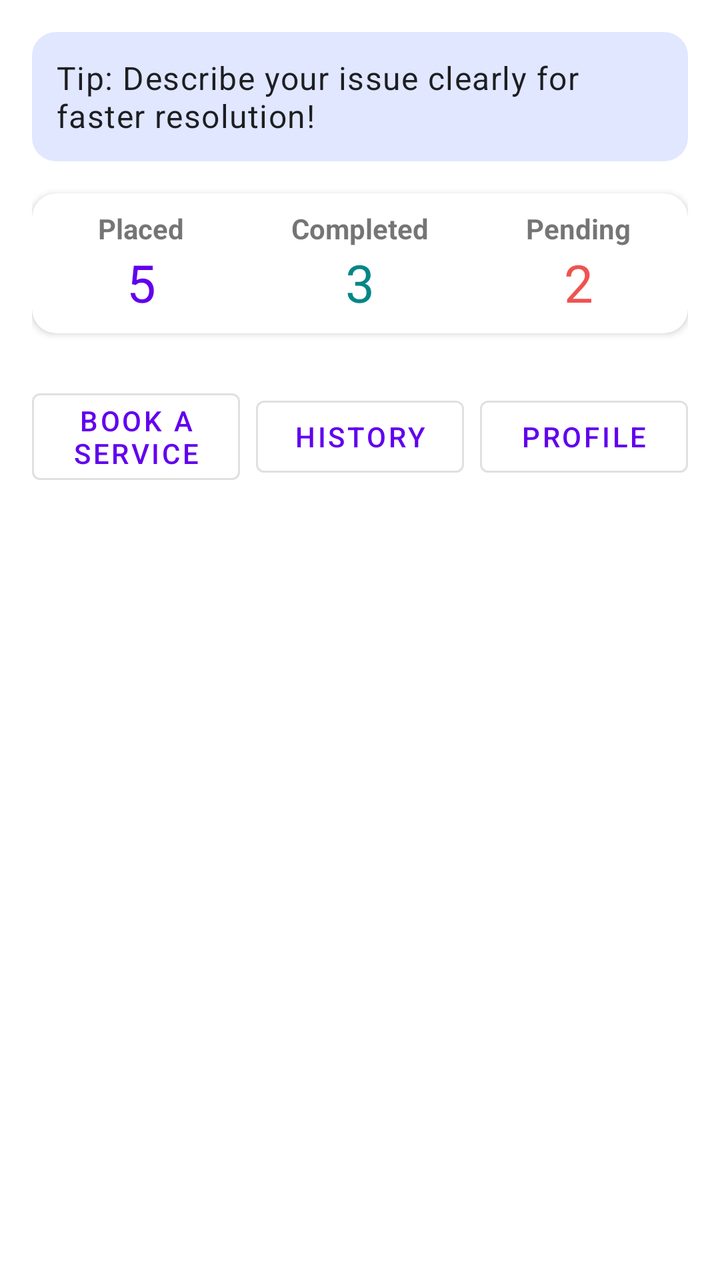
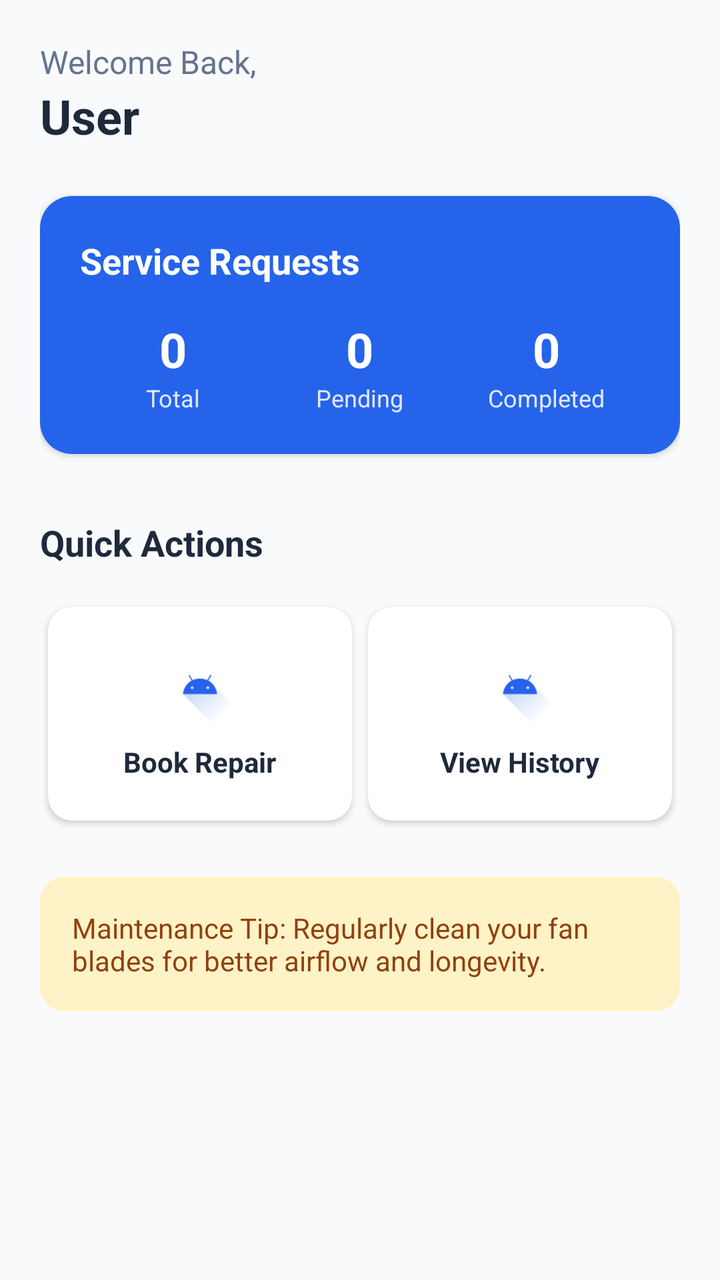

The first picture is an Android layout as it rendered before a commit; the second is the same layout after the commit. The layout source and the unified diff follow.
<!-- AndroidManifest.xml: application theme Theme.SparkFix -->
<!-- res/layout/fragment_dashboard.xml -->
<?xml version="1.0" encoding="utf-8"?>
<androidx.constraintlayout.widget.ConstraintLayout
    xmlns:android="http://schemas.android.com/apk/res/android"
    xmlns:app="http://schemas.android.com/apk/res-auto"
    android:layout_width="match_parent"
    android:layout_height="match_parent"
    android:padding="16dp">

    
    <TextView
        android:id="@+id/tvTip"
        android:layout_width="0dp"
        android:layout_height="wrap_content"
        android:text="Tip: Describe your issue clearly for faster resolution!"
        android:textAppearance="@style/TextAppearance.Material3.BodyLarge"
        android:background="@drawable/tip_bg"
        android:padding="12dp"
        app:layout_constraintTop_toTopOf="parent"
        app:layout_constraintStart_toStartOf="parent"
        app:layout_constraintEnd_toEndOf="parent" />

    
    <androidx.cardview.widget.CardView
        android:id="@+id/cardStats"
        android:layout_width="0dp"
        android:layout_height="wrap_content"
        android:layout_marginTop="16dp"
        app:cardCornerRadius="12dp"
        app:layout_constraintTop_toBottomOf="@id/tvTip"
        app:layout_constraintStart_toStartOf="parent"
        app:layout_constraintEnd_toEndOf="parent">

        <LinearLayout
            android:layout_width="match_parent"
            android:layout_height="wrap_content"
            android:orientation="horizontal"
            android:gravity="center">

            <LinearLayout
                android:layout_width="0dp"
                android:layout_height="wrap_content"
                android:layout_weight="1"
                android:orientation="vertical"
                android:gravity="center"
                android:padding="8dp">
                <TextView
                    android:layout_width="wrap_content"
                    android:layout_height="wrap_content"
                    android:text="Placed"
                    android:textStyle="bold"/>
                <TextView
                    android:layout_width="wrap_content"
                    android:layout_height="wrap_content"
                    android:text="5"
                    android:textSize="26sp"
                    android:textColor="@color/purple_500"/>
            </LinearLayout>

            <LinearLayout
                android:layout_width="0dp"
                android:layout_height="wrap_content"
                android:layout_weight="1"
                android:orientation="vertical"
                android:gravity="center"
                android:padding="8dp">
                <TextView
                    android:layout_width="wrap_content"
                    android:layout_height="wrap_content"
                    android:text="Completed"
                    android:textStyle="bold"/>
                <TextView
                    android:layout_width="wrap_content"
                    android:layout_height="wrap_content"
                    android:text="3"
                    android:textSize="26sp"
                    android:textColor="@color/teal_700"/>
            </LinearLayout>

            <LinearLayout
                android:layout_width="0dp"
                android:layout_height="wrap_content"
                android:layout_weight="1"
                android:orientation="vertical"
                android:gravity="center"
                android:padding="8dp">
                <TextView
                    android:layout_width="wrap_content"
                    android:layout_height="wrap_content"
                    android:text="Pending"
                    android:textStyle="bold"/>
                <TextView
                    android:layout_width="wrap_content"
                    android:layout_height="wrap_content"
                    android:text="2"
                    android:textSize="26sp"
                    android:textColor="@color/red_400"/>
            </LinearLayout>
        </LinearLayout>
    </androidx.cardview.widget.CardView>

    
    <LinearLayout
        android:id="@+id/quickLinksRow"
        android:layout_width="match_parent"
        android:layout_height="wrap_content"
        android:orientation="horizontal"
        android:gravity="center"
        android:layout_marginTop="24dp"
        app:layout_constraintTop_toBottomOf="@id/cardStats"
        app:layout_constraintStart_toStartOf="parent"
        app:layout_constraintEnd_toEndOf="parent">

        <com.google.android.material.button.MaterialButton
            android:id="@+id/btnBookService"
            android:layout_width="0dp"
            android:layout_height="wrap_content"
            android:layout_weight="1"
            android:text="@string/book_a_service"
            style="@style/Widget.MaterialComponents.Button.OutlinedButton"
            android:layout_marginEnd="8dp" />

        <com.google.android.material.button.MaterialButton
            android:id="@+id/btnViewHistory"
            android:layout_width="0dp"
            android:layout_height="wrap_content"
            android:layout_weight="1"
            android:text="@string/nav_history"
            style="@style/Widget.MaterialComponents.Button.OutlinedButton"
            android:layout_marginEnd="8dp" />

        <com.google.android.material.button.MaterialButton
            android:id="@+id/btnProfile"
            android:layout_width="0dp"
            android:layout_height="wrap_content"
            android:layout_weight="1"
            android:text="@string/nav_profile"
            style="@style/Widget.MaterialComponents.Button.OutlinedButton" />
    </LinearLayout>


</androidx.constraintlayout.widget.ConstraintLayout>
<!-- resources referenced by this layout -->
<resources>
  <color name="purple_500">#FF6200EE</color>
  <color name="red_400">#EF5350</color>
  <color name="teal_700">#FF018786</color>
  <!-- drawable tip_bg (drawable) -->
  <shape xmlns:android="http://schemas.android.com/apk/res/android"
  android:shape="rectangle">
  <solid android:color="#E0E7FF"/>
  <corners android:radius="12dp"/>
  </shape>
  <string name="book_a_service">Book a Service</string>
  <string name="nav_history">History</string>
  <string name="nav_profile">Profile</string>
  <style name="Theme.SparkFix" parent="Theme.MaterialComponents.DayNight.DarkActionBar">
          
          <item name="colorPrimary">@color/purple_500</item>
          <item name="colorPrimaryVariant">@color/purple_700</item>
          <item name="colorOnPrimary">@color/white</item>
          
          <item name="colorSecondary">@color/teal_200</item>
          <item name="colorSecondaryVariant">@color/teal_700</item>
          <item name="colorOnSecondary">@color/black</item>
          
          <item name="android:statusBarColor">?attr/colorPrimaryVariant</item>
          
      </style>
  <color name="purple_700">#FF3700B3</color>
  <color name="white">#FFFFFFFF</color>
  <color name="teal_200">#FF03DAC5</color>
  <color name="black">#FF000000</color>
</resources>

<!-- the commit's change to res/layout/fragment_dashboard.xml (unified diff, before → after) -->
@@ -1,141 +1,245 @@
 <?xml version="1.0" encoding="utf-8"?>
-<androidx.constraintlayout.widget.ConstraintLayout
-    xmlns:android="http://schemas.android.com/apk/res/android"
+<androidx.core.widget.NestedScrollView xmlns:android="http://schemas.android.com/apk/res/android"
     xmlns:app="http://schemas.android.com/apk/res-auto"
     android:layout_width="match_parent"
     android:layout_height="match_parent"
-    android:padding="16dp">
-
-    
-    <TextView
-        android:id="@+id/tvTip"
-        android:layout_width="0dp"
+    android:background="@color/background">
+
+    <LinearLayout
+        android:layout_width="match_parent"
         android:layout_height="wrap_content"
-        android:text="Tip: Describe your issue clearly for faster resolution!"
-        android:textAppearance="@style/TextAppearance.Material3.BodyLarge"
-        android:background="@drawable/tip_bg"
-        android:padding="12dp"
-        app:layout_constraintTop_toTopOf="parent"
-        app:layout_constraintStart_toStartOf="parent"
-        app:layout_constraintEnd_toEndOf="parent" />
-
-    
-    <androidx.cardview.widget.CardView
-        android:id="@+id/cardStats"
-        android:layout_width="0dp"
-        android:layout_height="wrap_content"
-        android:layout_marginTop="16dp"
-        app:cardCornerRadius="12dp"
-        app:layout_constraintTop_toBottomOf="@id/tvTip"
-        app:layout_constraintStart_toStartOf="parent"
-        app:layout_constraintEnd_toEndOf="parent">
-
-        <LinearLayout
+        android:orientation="vertical"
+        android:padding="20dp">
+
+        <TextView
+            android:id="@+id/tvWelcome"
+            android:layout_width="wrap_content"
+            android:layout_height="wrap_content"
+            android:text="Welcome Back,"
+            android:textColor="@color/text_secondary"
+            android:textSize="16sp" />
+
+        <TextView
+            android:id="@+id/tvUserName"
+            android:layout_width="wrap_content"
+            android:layout_height="wrap_content"
+            android:text="User"
+            android:textColor="@color/text_primary"
+            android:textSize="24sp"
+            android:textStyle="bold" />
+
+        <androidx.cardview.widget.CardView
             android:layout_width="match_parent"
             android:layout_height="wrap_content"
-            android:orientation="horizontal"
-            android:gravity="center">
+            android:layout_marginTop="24dp"
+            app:cardCornerRadius="16dp"
+            app:cardElevation="2dp">
 
             <LinearLayout
-                android:layout_width="0dp"
-                android:layout_height="wrap_content"
-                android:layout_weight="1"
+                android:layout_width="match_parent"
+                android:layout_height="wrap_content"
                 android:orientation="vertical"
-                android:gravity="center"
-                android:padding="8dp">
+                android:padding="20dp"
+                android:background="@color/primary">
+
                 <TextView
                     android:layout_width="wrap_content"
                     android:layout_height="wrap_content"
-                    android:text="Placed"
-                    android:textStyle="bold"/>
+                    android:text="Service Requests"
+                    android:textColor="@color/white"
+                    android:textSize="18sp"
+                    android:textStyle="bold" />
+
+                <LinearLayout
+                    android:layout_width="match_parent"
+                    android:layout_height="wrap_content"
+                    android:layout_marginTop="16dp"
+                    android:orientation="horizontal">
+
+                    <LinearLayout
+                        android:layout_width="0dp"
+                        android:layout_height="wrap_content"
+                        android:layout_weight="1"
+                        android:gravity="center"
+                        android:orientation="vertical">
+
+                        <TextView
+                            android:id="@+id/tvTotalCount"
+                            android:layout_width="wrap_content"
+                            android:layout_height="wrap_content"
+                            android:text="0"
+                            android:textColor="@color/white"
+                            android:textSize="24sp"
+                            android:textStyle="bold" />
+
+                        <TextView
+                            android:layout_width="wrap_content"
+                            android:layout_height="wrap_content"
+                            android:text="Total"
+                            android:textColor="#E0E7FF"
+                            android:textSize="12sp" />
+                    </LinearLayout>
+
+                    <LinearLayout
+                        android:layout_width="0dp"
+                        android:layout_height="wrap_content"
+                        android:layout_weight="1"
+                        android:gravity="center"
+                        android:orientation="vertical">
+
+                        <TextView
+                            android:id="@+id/tvPendingCount"
+                            android:layout_width="wrap_content"
+                            android:layout_height="wrap_content"
+                            android:text="0"
+                            android:textColor="@color/white"
+                            android:textSize="24sp"
+                            android:textStyle="bold" />
+
+                        <TextView
+                            android:layout_width="wrap_content"
+                            android:layout_height="wrap_content"
+                            android:text="Pending"
+                            android:textColor="#E0E7FF"
+                            android:textSize="12sp" />
+                    </LinearLayout>
+
+                    <LinearLayout
+                        android:layout_width="0dp"
+                        android:layout_height="wrap_content"
+                        android:layout_weight="1"
+                        android:gravity="center"
+                        android:orientation="vertical">
+
+                        <TextView
+                            android:id="@+id/tvCompletedCount"
+                            android:layout_width="wrap_content"
+                            android:layout_height="wrap_content"
+                            android:text="0"
+                            android:textColor="@color/white"
+                            android:textSize="24sp"
+                            android:textStyle="bold" />
+
+                        <TextView
+                            android:layout_width="wrap_content"
+                            android:layout_height="wrap_content"
+                            android:text="Completed"
+                            android:textColor="#E0E7FF"
+                            android:textSize="12sp" />
+                    </LinearLayout>
+                </LinearLayout>
+            </LinearLayout>
+        </androidx.cardview.widget.CardView>
+
+        <TextView
+            android:layout_width="wrap_content"
+            android:layout_height="wrap_content"
+            android:layout_marginTop="32dp"
+            android:text="Quick Actions"
+            android:textColor="@color/text_primary"
+            android:textSize="18sp"
+            android:textStyle="bold" />
+
+        <GridLayout
+            android:layout_width="match_parent"
+            android:layout_height="wrap_content"
+            android:layout_marginTop="16dp"
+            android:columnCount="2"
+            android:rowCount="1">
+
+            <androidx.cardview.widget.CardView
+                android:id="@+id/cardBook"
+                android:layout_width="0dp"
+                android:layout_height="wrap_content"
+                android:layout_columnWeight="1"
+                android:layout_margin="4dp"
+                android:clickable="true"
+                android:focusable="true"
+                android:foreground="?attr/selectableItemBackground"
+                app:cardCornerRadius="12dp">
+
+                <LinearLayout
+                    android:layout_width="match_parent"
+                    android:layout_height="wrap_content"
+                    android:gravity="center"
+                    android:orientation="vertical"
+                    android:padding="20dp">
+
+                    <ImageView
+                        android:layout_width="40dp"
+                        android:layout_height="40dp"
+                        android:src="@drawable/ic_launcher_foreground"
+                        app:tint="@color/primary" />
+
+                    <TextView
+                        android:layout_width="wrap_content"
+                        android:layout_height="wrap_content"
+                        android:layout_marginTop="8dp"
+                        android:text="Book Repair"
+                        android:textColor="@color/text_primary"
+                        android:textStyle="bold" />
+                </LinearLayout>
+            </androidx.cardview.widget.CardView>
+
+            <androidx.cardview.widget.CardView
+                android:id="@+id/cardHistory"
+                android:layout_width="0dp"
+                android:layout_height="wrap_content"
+                android:layout_columnWeight="1"
+                android:layout_margin="4dp"
+                android:clickable="true"
+                android:focusable="true"
+                android:foreground="?attr/selectableItemBackground"
+                app:cardCornerRadius="12dp">
+
+                <LinearLayout
+                    android:layout_width="match_parent"
+                    android:layout_height="wrap_content"
+                    android:gravity="center"
+                    android:orientation="vertical"
+                    android:padding="20dp">
+
+                    <ImageView
+                        android:layout_width="40dp"
+                        android:layout_height="40dp"
+                        android:src="@drawable/ic_launcher_foreground"
+                        app:tint="@color/primary" />
+
+                    <TextView
+                        android:layout_width="wrap_content"
+                        android:layout_height="wrap_content"
+                        android:layout_marginTop="8dp"
+                        android:text="View History"
+                        android:textColor="@color/text_primary"
+                        android:textStyle="bold" />
+                </LinearLayout>
+            </androidx.cardview.widget.CardView>
+        </GridLayout>
+
+        <androidx.cardview.widget.CardView
+            android:layout_width="match_parent"
+            android:layout_height="wrap_content"
+            android:layout_marginTop="24dp"
+            app:cardCornerRadius="12dp"
+            app:cardElevation="0dp"
+            app:cardBackgroundColor="#FEF3C7">
+
+            <LinearLayout
+                android:layout_width="match_parent"
+                android:layout_height="wrap_content"
+                android:orientation="horizontal"
+                android:padding="16dp"
+                android:gravity="center_vertical">
+
                 <TextView
-                    android:layout_width="wrap_content"
-                    android:layout_height="wrap_content"
-                    android:text="5"
-                    android:textSize="26sp"
-                    android:textColor="@color/purple_500"/>
+                    android:layout_width="0dp"
+                    android:layout_height="wrap_content"
+                    android:layout_weight="1"
+                    android:text="Maintenance Tip: Regularly clean your fan blades for better airflow and longevity."
+                    android:textColor="#92400E"
+                    android:textSize="14sp" />
             </LinearLayout>
-
-            <LinearLayout
-                android:layout_width="0dp"
-                android:layout_height="wrap_content"
-                android:layout_weight="1"
-                android:orientation="vertical"
-                android:gravity="center"
-                android:padding="8dp">
-                <TextView
-                    android:layout_width="wrap_content"
-                    android:layout_height="wrap_content"
-                    android:text="Completed"
-                    android:textStyle="bold"/>
-                <TextView
-                    android:layout_width="wrap_content"
-                    android:layout_height="wrap_content"
-                    android:text="3"
-                    android:textSize="26sp"
-                    android:textColor="@color/teal_700"/>
-            </LinearLayout>
-
-            <LinearLayout
-                android:layout_width="0dp"
-                android:layout_height="wrap_content"
-                android:layout_weight="1"
-                android:orientation="vertical"
-                android:gravity="center"
-                android:padding="8dp">
-                <TextView
-                    android:layout_width="wrap_content"
-                    android:layout_height="wrap_content"
-                    android:text="Pending"
-                    android:textStyle="bold"/>
-                <TextView
-                    android:layout_width="wrap_content"
-                    android:layout_height="wrap_content"
-                    android:text="2"
-                    android:textSize="26sp"
-                    android:textColor="@color/red_400"/>
-            </LinearLayout>
-        </LinearLayout>
-    </androidx.cardview.widget.CardView>
-
-    
-    <LinearLayout
-        android:id="@+id/quickLinksRow"
-        android:layout_width="match_parent"
-        android:layout_height="wrap_content"
-        android:orientation="horizontal"
-        android:gravity="center"
-        android:layout_marginTop="24dp"
-        app:layout_constraintTop_toBottomOf="@id/cardStats"
-        app:layout_constraintStart_toStartOf="parent"
-        app:layout_constraintEnd_toEndOf="parent">
-
-        <com.google.android.material.button.MaterialButton
-            android:id="@+id/btnBookService"
-            android:layout_width="0dp"
-            android:layout_height="wrap_content"
-            android:layout_weight="1"
-            android:text="@string/book_a_service"
-            style="@style/Widget.MaterialComponents.Button.OutlinedButton"
-            android:layout_marginEnd="8dp" />
-
-        <com.google.android.material.button.MaterialButton
-            android:id="@+id/btnViewHistory"
-            android:layout_width="0dp"
-            android:layout_height="wrap_content"
-            android:layout_weight="1"
-            android:text="@string/nav_history"
-            style="@style/Widget.MaterialComponents.Button.OutlinedButton"
-            android:layout_marginEnd="8dp" />
-
-        <com.google.android.material.button.MaterialButton
-            android:id="@+id/btnProfile"
-            android:layout_width="0dp"
-            android:layout_height="wrap_content"
-            android:layout_weight="1"
-            android:text="@string/nav_profile"
-            style="@style/Widget.MaterialComponents.Button.OutlinedButton" />
+        </androidx.cardview.widget.CardView>
+
     </LinearLayout>
-
-
-</androidx.constraintlayout.widget.ConstraintLayout>
+</androidx.core.widget.NestedScrollView>
<!-- resource entries referenced after the edit -->
@@ -1,33 +1,59 @@
 <!-- resources referenced by this layout -->
 <resources>
-  <color name="purple_500">#FF6200EE</color>
-  <color name="red_400">#EF5350</color>
-  <color name="teal_700">#FF018786</color>
-  <!-- drawable tip_bg (drawable) -->
-  <shape xmlns:android="http://schemas.android.com/apk/res/android"
-  android:shape="rectangle">
-  <solid android:color="#E0E7FF"/>
-  <corners android:radius="12dp"/>
-  </shape>
-  <string name="book_a_service">Book a Service</string>
-  <string name="nav_history">History</string>
-  <string name="nav_profile">Profile</string>
-  <style name="Theme.SparkFix" parent="Theme.MaterialComponents.DayNight.DarkActionBar">
+  <color name="background">#F8FAFC</color>
+  <color name="primary">#2563EB</color>
+  <color name="text_primary">#1E293B</color>
+  <color name="text_secondary">#64748B</color>
+  <style name="Theme.SparkFix" parent="Theme.MaterialComponents.DayNight.NoActionBar">
           
-          <item name="colorPrimary">@color/purple_500</item>
-          <item name="colorPrimaryVariant">@color/purple_700</item>
+          <item name="colorPrimary">@color/primary</item>
+          <item name="colorPrimaryVariant">@color/primary_dark</item>
           <item name="colorOnPrimary">@color/white</item>
           
-          <item name="colorSecondary">@color/teal_200</item>
-          <item name="colorSecondaryVariant">@color/teal_700</item>
-          <item name="colorOnSecondary">@color/black</item>
+          <item name="colorSecondary">@color/accent</item>
+          <item name="colorSecondaryVariant">@color/accent</item>
+          <item name="colorOnSecondary">@color/white</item>
+          
+          <item name="android:windowBackground">@color/background</item>
+          <item name="colorSurface">@color/surface</item>
+          <item name="colorOnSurface">@color/text_primary</item>
           
           <item name="android:statusBarColor">?attr/colorPrimaryVariant</item>
-          
       </style>
-  <color name="purple_700">#FF3700B3</color>
-  <color name="white">#FFFFFFFF</color>
-  <color name="teal_200">#FF03DAC5</color>
-  <color name="black">#FF000000</color>
+  <color name="primary_dark">#1E40AF</color>
+  <color name="accent">#F59E0B</color>
+  <color name="surface">#FFFFFF</color>
+  <color name="white">#FFFFFF</color>
+  <!-- drawable ic_launcher_foreground (drawable) -->
+  <vector xmlns:android="http://schemas.android.com/apk/res/android"
+      xmlns:aapt="http://schemas.android.com/aapt"
+      android:width="108dp"
+      android:height="108dp"
+      android:viewportWidth="108"
+      android:viewportHeight="108">
+      <path android:pathData="M31,63.928c0,0 6.4,-11 12.1,-13.1c7.2,-2.6 26,-1.4 26,-1.4l38.1,38.1L107,108.928l-32,-1L31,63.928z">
+          <aapt:attr name="android:fillColor">
+              <gradient
+                  android:endX="85.84757"
+                  android:endY="92.4963"
+                  android:startX="42.9492"
+                  android:startY="49.59793"
+                  android:type="linear">
+                  <item
+                      android:color="#44000000"
+                      android:offset="0.0" />
+                  <item
+                      android:color="#00000000"
+                      android:offset="1.0" />
+              </gradient>
+          </aapt:attr>
+      </path>
+      <path
+          android:fillColor="#FFFFFF"
+          android:fillType="nonZero"
+          android:pathData="M65.3,45.828l3.8,-6.6c0.2,-0.4 0.1,-0.9 -0.3,-1.1c-0.4,-0.2 -0.9,-0.1 -1.1,0.3l-3.9,6.7c-6.3,-2.8 -13.4,-2.8 -19.7,0l-3.9,-6.7c-0.2,-0.4 -0.7,-0.5 -1.1,-0.3C38.8,38.328 38.7,38.828 38.9,39.228l3.8,6.6C36.2,49.428 31.7,56.028 31,63.928h46C76.3,56.028 71.8,49.428 65.3,45.828zM43.4,57.328c-0.8,0 -1.5,-0.5 -1.8,-1.2c-0.3,-0.7 -0.1,-1.5 0.4,-2.1c0.5,-0.5 1.4,-0.7 2.1,-0.4c0.7,0.3 1.2,1 1.2,1.8C45.3,56.528 44.5,57.328 43.4,57.328L43.4,57.328zM64.6,57.328c-0.8,0 -1.5,-0.5 -1.8,-1.2s-0.1,-1.5 0.4,-2.1c0.5,-0.5 1.4,-0.7 2.1,-0.4c0.7,0.3 1.2,1 1.2,1.8C66.5,56.528 65.6,57.328 64.6,57.328L64.6,57.328z"
+          android:strokeWidth="1"
+          android:strokeColor="#00000000" />
+  </vector>
 </resources>
 
